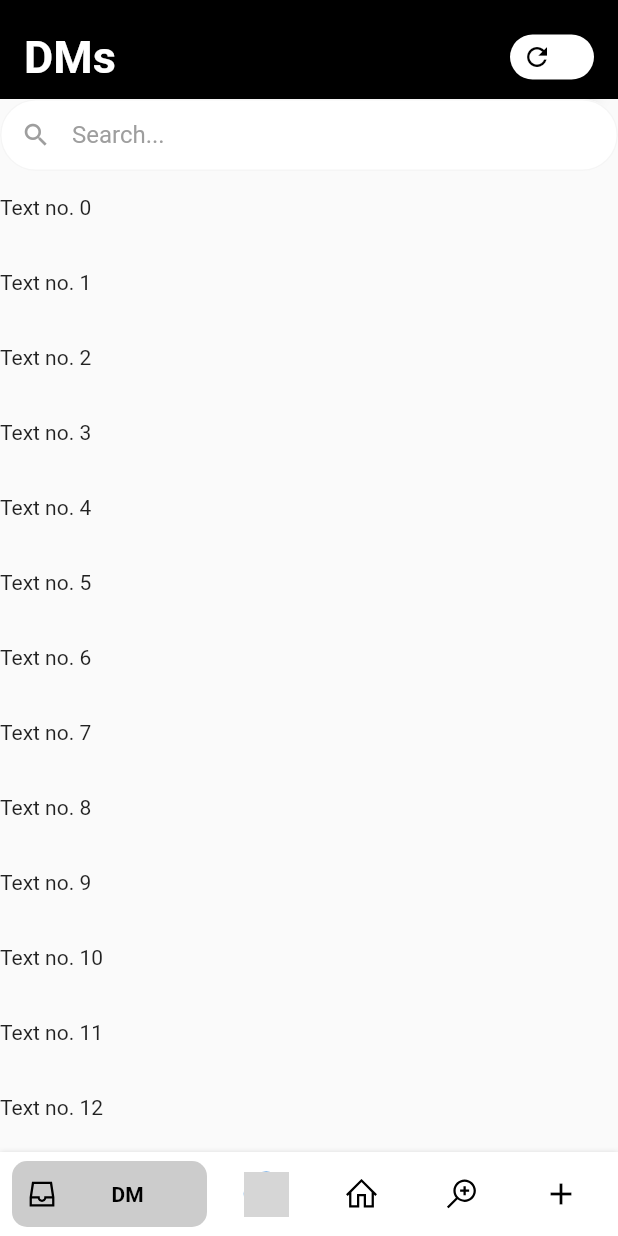
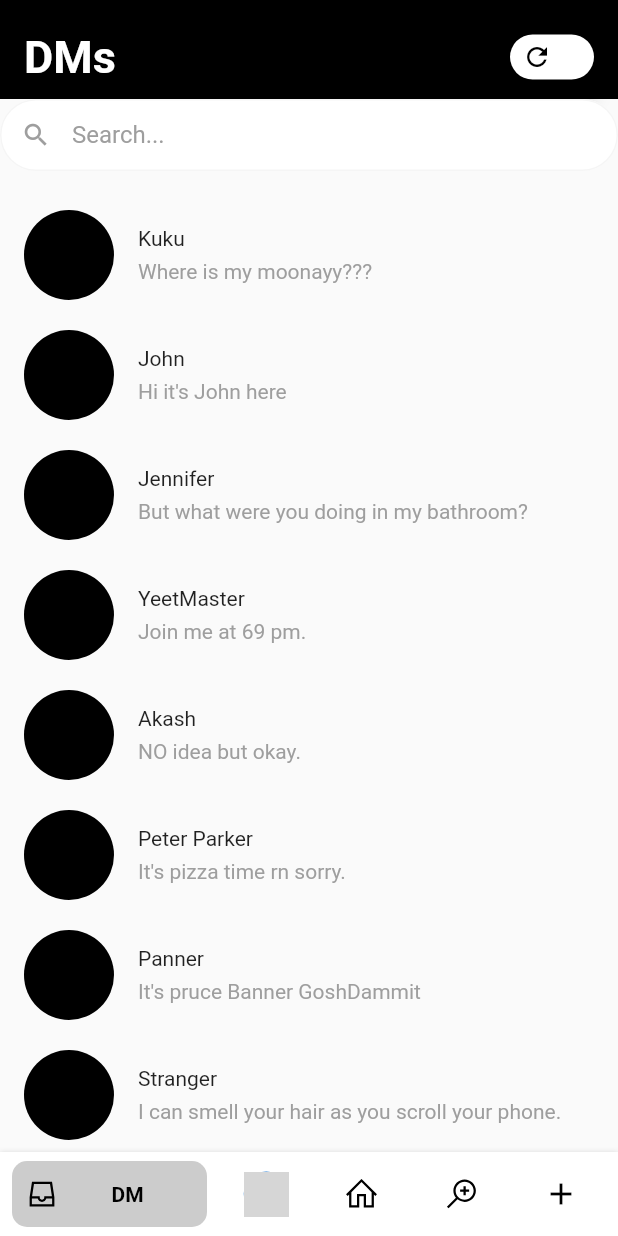
Before and after one commit to kukusky123/bottom_navy_bar-master, a Flutter app: the screen it shows after launch, on a phone screen of 412 x 824 dp. Run offline on Flutter 3.47's test engine with Material 2 defaults, Android fonts, the phone set to English and light mode, and no system bars; our stand-ins replace flutter_staggered_animations, line_awesome_icons, photo_view; network calls fail; grey boxes are pictures that could not be loaded.

```diff
--- a/example/lib/Pages/ChatList/ChatList_1.dart
+++ b/example/lib/Pages/ChatList/ChatList_1.dart
@@ -1,8 +1,38 @@
 import 'package:example/Pages/ChatList/SliverDelegate/HeaderDeligate.dart';
+import 'package:example/Pages/ChatList/miniWidgets/chatCard.dart';
 import 'package:flutter/material.dart';
 
 // ignore: camel_case_types
 class ChatList_1 extends StatelessWidget {
+  final List<String> names = [
+    "Kuku",
+    "John",
+    "Jennifer",
+    "YeetMaster",
+    "Akash",
+    "Peter Parker",
+    "Panner",
+    "Stranger",
+    "Sir",
+    "Rifleyield",
+    "Karen",
+    "Soter Jom"
+  ];
+  final List<String> texts = [
+    "Where is my moonayy???",
+    "Hi it's John here",
+    "But what were you doing in my bathroom?",
+    "Join me at 69 pm.",
+    "NO idea but okay.",
+    "It's pizza time rn sorry.",
+    "It's pruce Banner GoshDammit",
+    "I can smell your hair as you scroll your phone.",
+    "Don't forget to pay your fee",
+    "This gun will cost you 96rs ",
+    "I HAVE THE RIGHT TO NOT WEAR A MASK!!!!",
+    "She is supposed to be Sober rn but idk might not be."
+  ];
+
   @override
   Widget build(BuildContext context) {
     return CustomScrollView(slivers: <Widget>[
@@ -13,11 +43,13 @@ class ChatList_1 extends StatelessWidget {
               closedHeight: 20, openHeight: 30, toolBarHeight: 100)),
       SliverList(
         delegate: SliverChildBuilderDelegate((context, index) {
-          return Container(
-            height: 50,
-            child: Text("Text no. " + index.toString()),
-          );
-        }, childCount: 40),
+          return ChatCard(
+              text: names[index],
+              secondaryText: texts[index],
+              image: "",
+              time: "",
+              isMessageRead: false);
+        }, childCount: names.length),
       )
     ]);
   }
```
Also changed, not shown: example/lib/Pages/ChatList/ConversationUI/Conversation_1.dart (added, +202 -0 lines), example/lib/Pages/ChatList/ConversationUI/miniWidget/ConversationUI.dart (added, +29 -0 lines), example/lib/Pages/ChatList/ConversationUI/miniWidget/chatBuble.dart (added, +43 -0 lines), example/lib/Pages/ChatList/ConversationUI/miniWidget/chat_bubble.dart (added, +43 -0 lines), example/lib/Pages/ChatList/ConversationUI/model/chatMessage.dart (added, +13 -0 lines), example/lib/Pages/ChatList/ConversationUI/model/chat_message.dart (added, +13 -0 lines), example/lib/Pages/ChatList/ConversationUI/model/sendMenuClass.dart (added, +9 -0 lines), example/lib/Pages/ChatList/miniWidgets/chatCard.dart (+28 -3 lines).
